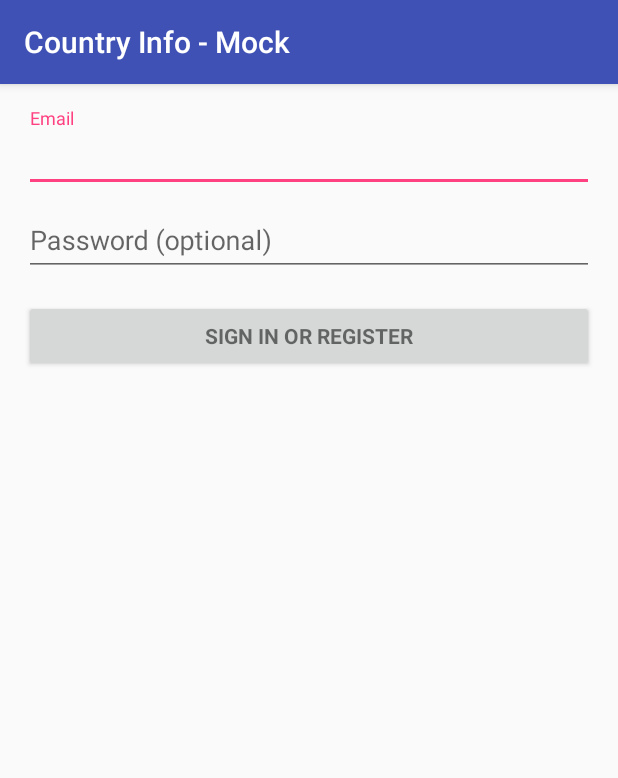
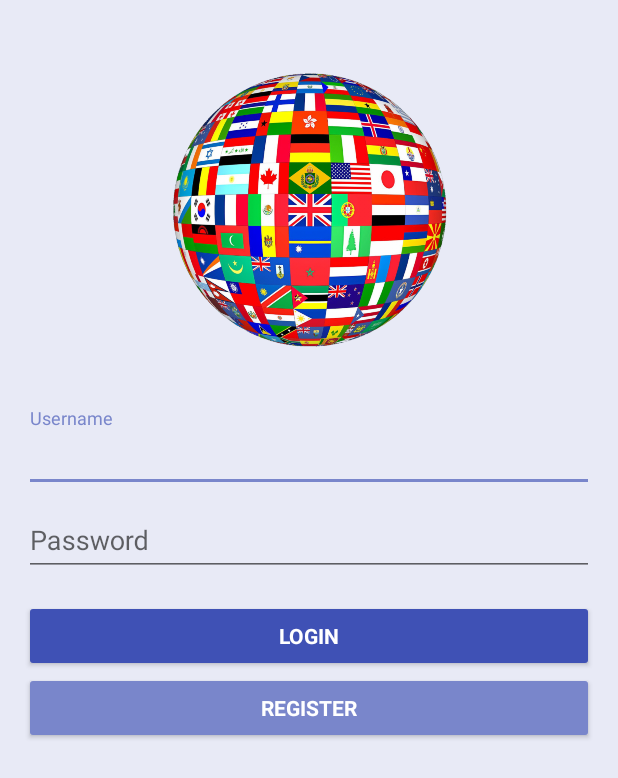
Before and after one commit to szokolszabolcs/country-info, an Android app: the screen it shows after launch (LoginActivity), on a phone screen of 412 x 824 dp. Shown: the top 778 px of the screen. Run offline under Robolectric (Android 15) with nearby library versions, the phone set to English and light mode, and no system bars; our stand-ins replace ButterKnife, Dagger/Hilt's generated code; libraries missing offline, so code that uses them is left out: com.orm, com.orm.dsl.

Commit message:
Login screen desing modifications

```diff
--- a/app/src/main/AndroidManifest.xml
+++ b/app/src/main/AndroidManifest.xml
@@ -33,7 +33,8 @@
         <activity
             android:name=".ui.login.LoginActivity"
             android:label="@string/app_name"
-            android:screenOrientation="portrait">
+            android:screenOrientation="portrait"
+            android:theme="@style/AppTheme.NoActionBar">
             <intent-filter>
                 <action android:name="android.intent.action.MAIN" />
                 <category android:name="android.intent.category.LAUNCHER" />
@@ -49,7 +50,7 @@
             android:name=".ui.details.DetailsActivity"
             android:label="@string/app_name"
             android:screenOrientation="portrait"
-            android:theme="@style/AppTheme.NoActionBar"></activity>
+            android:theme="@style/AppTheme.NoActionBar" />
     </application>
 
 </manifest>
--- a/app/src/main/java/hu/bme/aut/szabolcs/szokol/countryinfo/ui/login/LoginActivity.java
+++ b/app/src/main/java/hu/bme/aut/szabolcs/szokol/countryinfo/ui/login/LoginActivity.java
@@ -3,7 +3,7 @@ package hu.bme.aut.szabolcs.szokol.countryinfo.ui.login;
 import android.content.Intent;
 import android.os.Bundle;
 import android.support.v7.app.AppCompatActivity;
-import android.widget.Button;
+import android.support.v7.widget.AppCompatButton;
 import android.widget.EditText;
 
 import javax.inject.Inject;
@@ -25,7 +25,7 @@ public class LoginActivity extends AppCompatActivity implements LoginScreen {
     @Bind(R.id.password)
     EditText password;
     @Bind(R.id.email_sign_in_button)
-    Button emailSignInButton;
+    AppCompatButton emailSignInButton;
 
     @Override
     protected void onCreate(Bundle savedInstanceState) {
--- a/app/src/main/res/layout/activity_login.xml
+++ b/app/src/main/res/layout/activity_login.xml
@@ -2,12 +2,14 @@
     xmlns:tools="http://schemas.android.com/tools"
     android:layout_width="match_parent"
     android:layout_height="match_parent"
+    xmlns:app="http://schemas.android.com/apk/res-auto"
     android:gravity="center_horizontal"
     android:orientation="vertical"
     android:paddingBottom="@dimen/activity_vertical_margin"
     android:paddingLeft="@dimen/activity_horizontal_margin"
     android:paddingRight="@dimen/activity_horizontal_margin"
     android:paddingTop="@dimen/activity_vertical_margin"
+    android:background="@color/login_screen_bg"
     tools:context="hu.bme.aut.szabolcs.szokol.countryinfo.ui.login.LoginActivity">
 
     <ScrollView
@@ -21,6 +23,14 @@
             android:layout_height="wrap_content"
             android:orientation="vertical">
 
+            <ImageView
+                android:layout_width="200dp"
+                android:layout_height="200dp"
+                android:layout_marginTop="24dp"
+                android:layout_marginBottom="32dp"
+                android:layout_gravity="center_horizontal"
+                android:src="@drawable/ic_login_screen_globe" />
+
             <android.support.design.widget.TextInputLayout
                 android:layout_width="match_parent"
                 android:layout_height="wrap_content">
@@ -29,7 +39,7 @@
                     android:id="@+id/email"
                     android:layout_width="match_parent"
                     android:layout_height="wrap_content"
-                    android:hint="@string/prompt_email"
+                    android:hint="@string/prompt_username"
                     android:inputType="textEmailAddress"
                     android:maxLines="1"
                     android:singleLine="true" />
@@ -46,7 +56,7 @@
                     android:layout_height="wrap_content"
                     android:hint="@string/prompt_password"
                     android:imeActionId="@+id/login"
-                    android:imeActionLabel="@string/action_sign_in_short"
+                    android:imeActionLabel="@string/action_login_short"
                     android:imeOptions="actionUnspecified"
                     android:inputType="textPassword"
                     android:maxLines="1"
@@ -54,13 +64,25 @@
 
             </android.support.design.widget.TextInputLayout>
 
-            <Button
+            <android.support.v7.widget.AppCompatButton
                 android:id="@+id/email_sign_in_button"
                 style="?android:textAppearanceSmall"
+                app:backgroundTint="#3F51B5"
+                android:textColor="@color/white"
                 android:layout_width="match_parent"
                 android:layout_height="wrap_content"
                 android:layout_marginTop="16dp"
-                android:text="@string/action_sign_in"
+                android:text="@string/action_login"
+                android:textStyle="bold" />
+
+            <android.support.v7.widget.AppCompatButton
+                android:id="@+id/register_button"
+                style="?android:textAppearanceSmall"
+                android:textColor="@color/white"
+                app:backgroundTint="#7986CB"
+                android:layout_width="match_parent"
+                android:layout_height="wrap_content"
+                android:text="@string/action_register"
                 android:textStyle="bold" />
 
         </LinearLayout>
--- a/app/src/main/res/values/colors.xml
+++ b/app/src/main/res/values/colors.xml
@@ -1,6 +1,10 @@
 <?xml version="1.0" encoding="utf-8"?>
 <resources>
+    <color name="white">#FFFFFF</color>
+    <color name="black">#000000</color>
+
     <color name="colorPrimary">#3F51B5</color>
     <color name="colorPrimaryDark">#303F9F</color>
-    <color name="colorAccent">#FF4081</color>
+    <color name="colorAccent">#7986CB</color>
+    <color name="login_screen_bg">#E8EAF6</color>
 </resources>
--- a/app/src/main/res/values/dimens.xml
+++ b/app/src/main/res/values/dimens.xml
@@ -6,4 +6,11 @@
     <dimen name="activity_horizontal_margin">16dp</dimen>
     <dimen name="activity_vertical_margin">16dp</dimen>
     <dimen name="fab_margin">16dp</dimen>
+
+    <dimen name="margin_large">16dp</dimen>
+    <dimen name="margin_normal">8dp</dimen>
+    <dimen name="margin_small">4dp</dimen>
+    <dimen name="padding_large">16dp</dimen>
+    <dimen name="padding_normal">8dp</dimen>
+    <dimen name="padding_small">4dp</dimen>
 </resources>
--- a/app/src/main/res/values/strings.xml
+++ b/app/src/main/res/values/strings.xml
@@ -5,11 +5,11 @@
     <string name="action_settings">Settings</string>
 
     <!-- Login Screen -->
-    <string name="prompt_email">Email</string>
-    <string name="prompt_password">Password (optional)</string>
-    <string name="action_sign_in">Sign in or register</string>
-    <string name="action_sign_in_short">Sign in</string>
-
+    <string name="prompt_username">Username</string>
+    <string name="prompt_password">Password</string>
+    <string name="action_login">Login</string>
+    <string name="action_login_short">Sign in</string>
+    <string name="action_register">Register</string>
 
     <string name="title_search">Search</string>
     <string name="title_favourites">Favourites</string>
--- a/app/src/main/res/values/styles.xml
+++ b/app/src/main/res/values/styles.xml
@@ -9,8 +9,10 @@
     </style>
 
     <style name="AppTheme.NoActionBar">
-        <item name="windowActionBar">false</item>
-        <item name="windowNoTitle">true</item>
+        <!-- Customize your theme here. -->
+        <item name="colorPrimary">@color/colorPrimary</item>
+        <item name="colorPrimaryDark">@color/colorPrimaryDark</item>
+        <item name="colorAccent">@color/colorAccent</item>
     </style>
 
     <style name="AppTheme.AppBarOverlay" parent="ThemeOverlay.AppCompat.Dark.ActionBar" />
```
Also changed, not shown: app/src/main/res/drawable-mdpi/ic_login_screen_globe.png (added), 4 other files.
